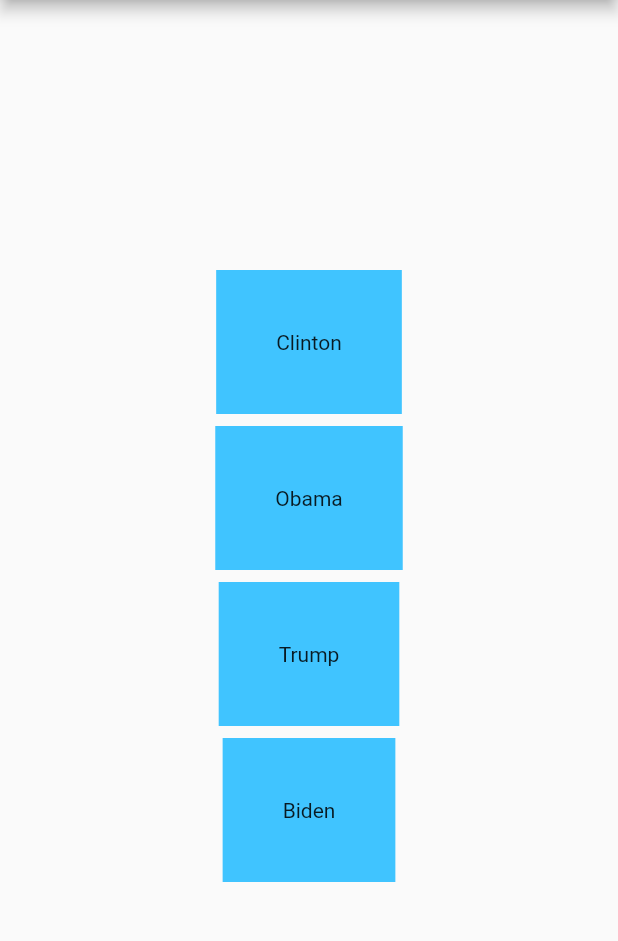
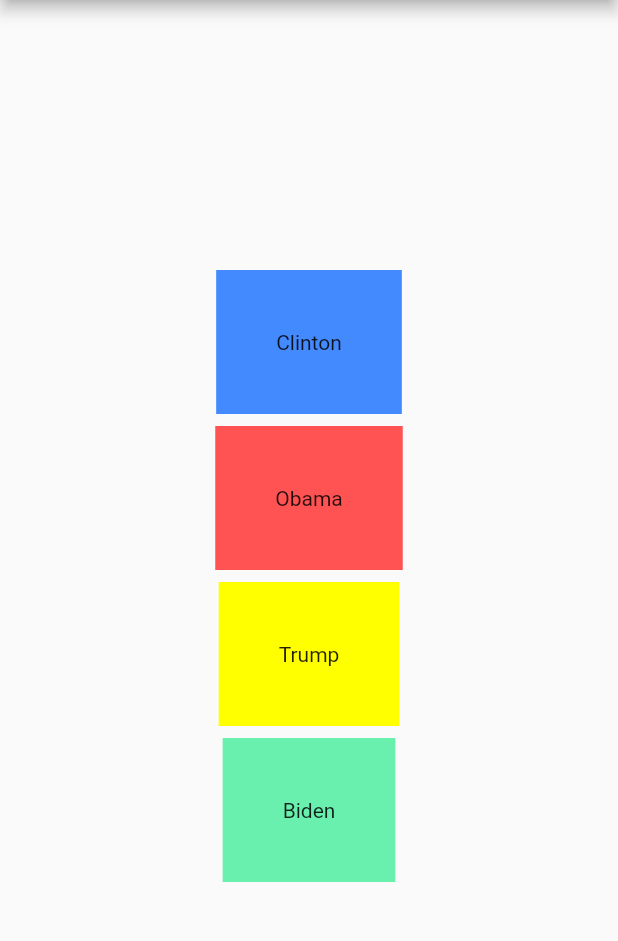
Before and after one commit to maxgdev/hello_flutter, a Flutter app: the screen it shows after launch, on a phone screen of 412 x 824 dp, the part 84-1025 px from its top. Run offline on Flutter 3.47's test engine with Material 2 defaults, Android fonts, the phone set to English and light mode, and no system bars.

Commit message:
Added color paramter to MyBox

```diff
--- a/lib/main.dart
+++ b/lib/main.dart
@@ -30,7 +30,6 @@ class MyHomePage extends StatefulWidget {
 }
 
 class _MyHomePageState extends State<MyHomePage> {
-
   @override
   Widget build(BuildContext context) {
     return Scaffold(
@@ -41,13 +40,13 @@ class _MyHomePageState extends State<MyHomePage> {
         child: Column(
           mainAxisAlignment: MainAxisAlignment.center,
           children: <Widget>[
-             MyBox('Clinton'),
-             SizedBox(height:8.0),
-             MyBox('Obama'),
-             SizedBox(height:8.0),
-             MyBox('Trump'),
-             SizedBox(height:8.0),
-             MyBox('Biden')
+            MyBox('Clinton', Colors.blueAccent),
+            SizedBox(height: 8.0),
+            MyBox('Obama', Colors.redAccent),
+            SizedBox(height: 8.0),
+            MyBox('Trump', Colors.yellowAccent),
+            SizedBox(height: 8.0),
+            MyBox('Biden', Colors.greenAccent)
           ],
         ),
       ),
@@ -57,11 +56,12 @@ class _MyHomePageState extends State<MyHomePage> {
 
 class MyBox extends StatelessWidget {
   final String name;
-  const MyBox(this.name);
+  final boxColor;
+  const MyBox(this.name, this.boxColor);
   @override
   Widget build(BuildContext context) {
     return DecoratedBox(
-      decoration: BoxDecoration(color: Colors.lightBlueAccent),
+      decoration: BoxDecoration(color: boxColor),
       child: Padding(
         padding: const EdgeInsets.all(40),
         child: Text(name),
```
